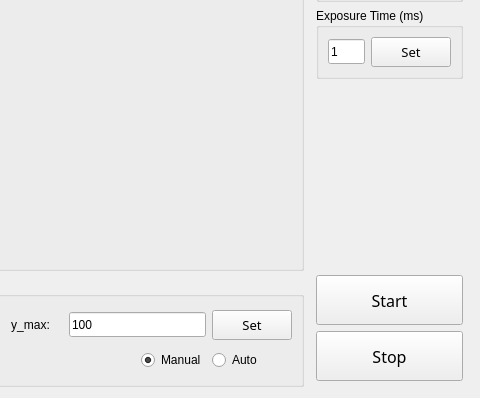
Old version of the form Client/gui/applications/pmt_aligner/widgets/count_viewer.ui in the repository snu-quiqcl/remote-entanglement-team; both pictures show x 325 to 805 and y 192 to 590 of the 805 by 590 pixel window.
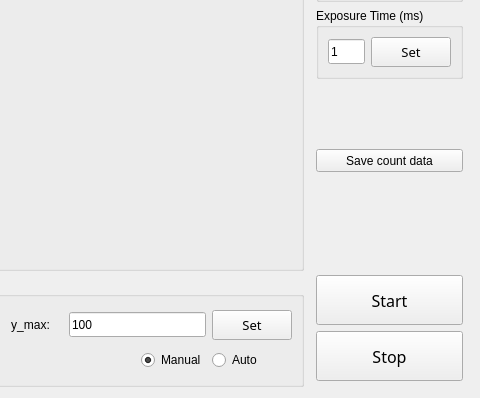
New version of the form.

Diff of the .ui file:
```diff
--- a/Client/gui/applications/pmt_aligner/widgets/count_viewer.ui
+++ b/Client/gui/applications/pmt_aligner/widgets/count_viewer.ui
@@ -413,17 +413,26 @@
       </spacer>
      </item>
      <item>
-      <spacer name="verticalSpacer_4">
-       <property name="orientation">
-        <enum>Qt::Vertical</enum>
+      <widget class="QPushButton" name="Savedata">
+       <property name="enabled">
+        <bool>true</bool>
        </property>
-       <property name="sizeHint" stdset="0">
+       <property name="sizePolicy">
+        <sizepolicy hsizetype="Minimum" vsizetype="Fixed">
+         <horstretch>0</horstretch>
+         <verstretch>0</verstretch>
+        </sizepolicy>
+       </property>
+       <property name="minimumSize">
         <size>
-         <width>20</width>
-         <height>40</height>
+         <width>0</width>
+         <height>23</height>
         </size>
        </property>
-      </spacer>
+       <property name="text">
+        <string>Save count data</string>
+       </property>
+      </widget>
      </item>
      <item>
       <spacer name="verticalSpacer_2">
```
Left out of the diff: 17 changed lines with no effect on the pictures.
